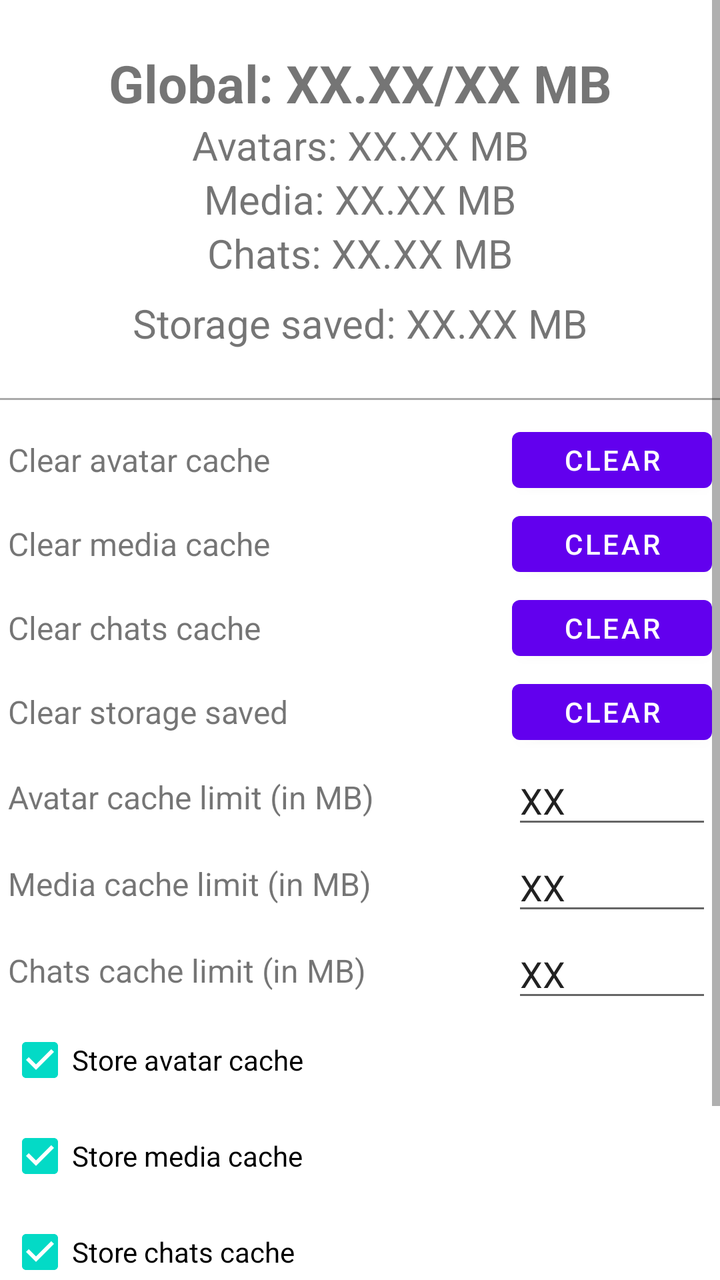
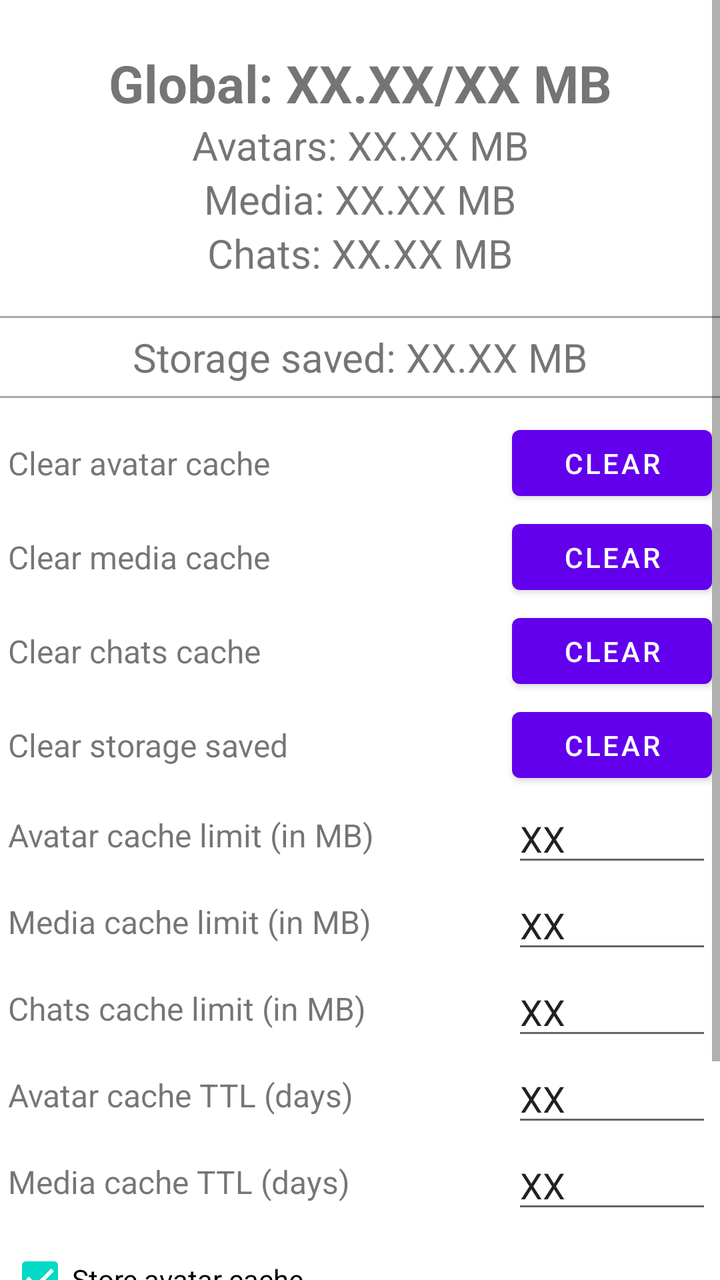

An Android layout rendered at two revisions. The XML below is the earlier revision; the diff shows what the commit changed to produce the second picture.
<!-- AndroidManifest.xml: fallback theme Theme.MaterialComponents.DayNight.NoActionBar -->
<!-- res/layout/cache_settings.xml -->
<?xml version="1.0" encoding="utf-8"?>
<ScrollView xmlns:android="http://schemas.android.com/apk/res/android"
              android:orientation="vertical"
              android:layout_width="match_parent"
              android:layout_height="match_parent">

    <LinearLayout
        android:orientation="vertical"
        android:layout_width="match_parent"
        android:layout_height="match_parent">
        <TextView
            android:layout_width="match_parent"
            android:layout_height="wrap_content"
            android:gravity="center_horizontal"
            android:text="Global: XX.XX/XX MB"
            android:textSize="26dp"
            android:textStyle="bold"
            android:layout_marginTop="24dp"/>
        <TextView
            android:layout_width="match_parent"
            android:layout_height="wrap_content"
            android:gravity="center_horizontal"
            android:text="Avatars: XX.XX MB"
            android:textSize="20dp"/>
        <TextView
            android:layout_width="match_parent"
            android:layout_height="wrap_content"
            android:gravity="center_horizontal"
            android:text="Media: XX.XX MB"
            android:textSize="20dp"/>
        <TextView
            android:layout_width="match_parent"
            android:layout_height="wrap_content"
            android:gravity="center_horizontal"
            android:text="Chats: XX.XX MB"
            android:textSize="20dp"
            android:layout_marginBottom="8dp"/>
        <TextView
            android:layout_width="match_parent"
            android:layout_height="wrap_content"
            android:gravity="center_horizontal"
            android:text="Storage saved: XX.XX MB"
            android:textSize="20dp"
            android:layout_marginBottom="24dp"/>

        <View
            android:layout_width="match_parent"
            android:layout_height="1dp"
            android:background="@android:color/darker_gray"
            android:layout_marginBottom="6dp"/>

        <LinearLayout
            android:orientation="vertical"
            android:layout_margin="4dp"
            android:layout_width="match_parent"
            android:layout_height="match_parent">
            <LinearLayout
                android:layout_width="match_parent"
                android:layout_height="wrap_content"
                android:gravity="center">
                <TextView
                    android:layout_width="0dp"
                    android:layout_height="wrap_content"
                    android:layout_weight="1"
                    android:text="Clear avatar cache"
                    android:textSize="16dp"/>
                <Button
                    android:id="@+id/cacheSettingsAvatarClear"
                    android:layout_width="100dp"
                    android:layout_height="40dp"
                    android:text="Clear"/>
            </LinearLayout>

            <LinearLayout
                android:layout_width="match_parent"
                android:layout_height="wrap_content"
                android:layout_marginTop="2dp"
                android:gravity="center">
                <TextView
                    android:layout_width="0dp"
                    android:layout_height="wrap_content"
                    android:layout_weight="1"
                    android:text="Clear media cache"
                    android:textSize="16dp"/>
                <Button
                    android:id="@+id/cacheSettingsMediaClear"
                    android:layout_width="100dp"
                    android:layout_height="40dp"
                    android:text="Clear"/>
            </LinearLayout>

            <LinearLayout
                android:layout_width="match_parent"
                android:layout_height="wrap_content"
                android:layout_marginTop="2dp"
                android:gravity="center">
                <TextView
                    android:layout_width="0dp"
                    android:layout_height="wrap_content"
                    android:layout_weight="1"
                    android:text="Clear chats cache"
                    android:textSize="16dp"/>
                <Button
                    android:id="@+id/cacheSettingsChatsClear"
                    android:layout_width="100dp"
                    android:layout_height="40dp"
                    android:text="Clear"/>
            </LinearLayout>

            <LinearLayout
                android:layout_width="match_parent"
                android:layout_height="wrap_content"
                android:layout_marginTop="2dp"
                android:gravity="center">
                <TextView
                    android:layout_width="0dp"
                    android:layout_height="wrap_content"
                    android:layout_weight="1"
                    android:text="Clear storage saved"
                    android:textSize="16dp"/>
                <Button
                    android:id="@+id/cacheSettingsStorageSavedClear"
                    android:layout_width="100dp"
                    android:layout_height="40dp"
                    android:text="Clear"/>
            </LinearLayout>

            <LinearLayout
                android:layout_width="match_parent"
                android:layout_height="wrap_content"
                android:layout_marginTop="2dp"
                android:gravity="center">
                <TextView
                    android:layout_width="0dp"
                    android:layout_height="wrap_content"
                    android:layout_weight="1"
                    android:text="Avatar cache limit (in MB)"
                    android:textSize="16dp"/>
                <EditText
                    android:id="@+id/cacheSettingsAvatarEditText"
                    android:layout_width="100dp"
                    android:layout_height="wrap_content"
                    android:text="XX"/>
            </LinearLayout>

            <LinearLayout
                android:layout_width="match_parent"
                android:layout_height="wrap_content"
                android:layout_marginTop="2dp"
                android:gravity="center">
                <TextView
                    android:layout_width="0dp"
                    android:layout_height="wrap_content"
                    android:layout_weight="1"
                    android:text="Media cache limit (in MB)"
                    android:textSize="16dp"/>
                <EditText
                    android:id="@+id/cacheSettingsMediaEditText"
                    android:layout_width="100dp"
                    android:layout_height="wrap_content"
                    android:text="XX"/>
            </LinearLayout>

            <LinearLayout
                android:layout_width="match_parent"
                android:layout_height="wrap_content"
                android:layout_marginTop="2dp"
                android:gravity="center">
                <TextView
                    android:layout_width="0dp"
                    android:layout_height="wrap_content"
                    android:layout_weight="1"
                    android:text="Chats cache limit (in MB)"
                    android:textSize="16dp"/>
                <EditText
                    android:id="@+id/cacheSettingsChatsEditText"
                    android:layout_width="100dp"
                    android:layout_height="wrap_content"
                    android:text="XX"/>
            </LinearLayout>

            <CheckBox
                android:id="@+id/cacheSettingsAvatarStoreCheckBox"
                android:layout_width="match_parent"
                android:layout_height="wrap_content"
                android:text="Store avatar cache"
                android:checked="true"/>
            <CheckBox
                android:id="@+id/cacheSettingsMediaStoreCheckBox"
                android:layout_width="match_parent"
                android:layout_height="wrap_content"
                android:text="Store media cache"
                android:checked="true"/>
            <CheckBox
                android:id="@+id/cacheSettingsChatsStoreCheckBox"
                android:layout_width="match_parent"
                android:layout_height="wrap_content"
                android:text="Store chats cache"
                android:checked="true"/>

            <LinearLayout
                android:layout_width="match_parent"
                android:layout_height="wrap_content"
                android:layout_marginTop="2dp"
                android:gravity="center">
                <TextView
                    android:layout_width="0dp"
                    android:layout_height="wrap_content"
                    android:layout_weight="1"
                    android:text="Avatar cache TTL (days)"
                    android:textSize="16dp"/>
                <EditText
                    android:id="@+id/cacheSettingsAvatarTTLEditText"
                    android:layout_width="100dp"
                    android:layout_height="wrap_content"
                    android:text="XX"/>
            </LinearLayout>

            <LinearLayout
                android:layout_width="match_parent"
                android:layout_height="wrap_content"
                android:layout_marginTop="2dp"
                android:gravity="center">
                <TextView
                    android:layout_width="0dp"
                    android:layout_height="wrap_content"
                    android:layout_weight="1"
                    android:text="Media cache TTL (days)"
                    android:textSize="16dp"/>
                <EditText
                    android:id="@+id/cacheSettingsMediaTTLEditText"
                    android:layout_width="100dp"
                    android:layout_height="wrap_content"
                    android:text="XX"/>
            </LinearLayout>
        </LinearLayout>
    </LinearLayout>

</ScrollView>
<!-- resources referenced by this layout -->
<resources>

</resources>

<!-- the commit's change to res/layout/cache_settings.xml (unified diff, before → after) -->
@@ -9,6 +9,7 @@
         android:layout_width="match_parent"
         android:layout_height="match_parent">
         <TextView
+            android:id="@+id/cacheSettingsGlobalText"
             android:layout_width="match_parent"
             android:layout_height="wrap_content"
             android:gravity="center_horizontal"
@@ -17,31 +18,27 @@
             android:textStyle="bold"
             android:layout_marginTop="24dp"/>
         <TextView
+            android:id="@+id/cacheSettingsAvatarsText"
             android:layout_width="match_parent"
             android:layout_height="wrap_content"
             android:gravity="center_horizontal"
             android:text="Avatars: XX.XX MB"
             android:textSize="20dp"/>
         <TextView
+            android:id="@+id/cacheSettingsMediaText"
             android:layout_width="match_parent"
             android:layout_height="wrap_content"
             android:gravity="center_horizontal"
             android:text="Media: XX.XX MB"
             android:textSize="20dp"/>
         <TextView
+            android:id="@+id/cacheSettingsChatsText"
             android:layout_width="match_parent"
             android:layout_height="wrap_content"
             android:gravity="center_horizontal"
             android:text="Chats: XX.XX MB"
             android:textSize="20dp"
-            android:layout_marginBottom="8dp"/>
-        <TextView
-            android:layout_width="match_parent"
-            android:layout_height="wrap_content"
-            android:gravity="center_horizontal"
-            android:text="Storage saved: XX.XX MB"
-            android:textSize="20dp"
-            android:layout_marginBottom="24dp"/>
+            android:layout_marginBottom="18dp"/>
 
         <View
             android:layout_width="match_parent"
@@ -49,6 +46,21 @@
             android:background="@android:color/darker_gray"
             android:layout_marginBottom="6dp"/>
 
+        <TextView
+            android:id="@+id/cacheSettingsStorageText"
+            android:layout_width="match_parent"
+            android:layout_height="wrap_content"
+            android:gravity="center_horizontal"
+            android:text="Storage saved: XX.XX MB"
+            android:textSize="20dp"
+            android:layout_marginBottom="6dp"/>
+
+        <View
+            android:layout_width="match_parent"
+            android:layout_height="1dp"
+            android:background="@android:color/darker_gray"
+            android:layout_marginBottom="6dp"/>
+
         <LinearLayout
             android:orientation="vertical"
             android:layout_margin="4dp"
@@ -67,7 +79,7 @@
                 <Button
                     android:id="@+id/cacheSettingsAvatarClear"
                     android:layout_width="100dp"
-                    android:layout_height="40dp"
+                    android:layout_height="45dp"
                     android:text="Clear"/>
             </LinearLayout>
 
@@ -85,7 +97,7 @@
                 <Button
                     android:id="@+id/cacheSettingsMediaClear"
                     android:layout_width="100dp"
-                    android:layout_height="40dp"
+                    android:layout_height="45dp"
                     android:text="Clear"/>
             </LinearLayout>
 
@@ -103,7 +115,7 @@
                 <Button
                     android:id="@+id/cacheSettingsChatsClear"
                     android:layout_width="100dp"
-                    android:layout_height="40dp"
+                    android:layout_height="45dp"
                     android:text="Clear"/>
             </LinearLayout>
 
@@ -121,7 +133,7 @@
                 <Button
                     android:id="@+id/cacheSettingsStorageSavedClear"
                     android:layout_width="100dp"
-                    android:layout_height="40dp"
+                    android:layout_height="45dp"
                     android:text="Clear"/>
             </LinearLayout>
 
@@ -174,6 +186,42 @@
                     android:textSize="16dp"/>
                 <EditText
                     android:id="@+id/cacheSettingsChatsEditText"
+                    android:layout_width="100dp"
+                    android:layout_height="wrap_content"
+                    android:text="XX"/>
+            </LinearLayout>
+
+            <LinearLayout
+                android:layout_width="match_parent"
+                android:layout_height="wrap_content"
+                android:layout_marginTop="2dp"
+                android:gravity="center">
+                <TextView
+                    android:layout_width="0dp"
+                    android:layout_height="wrap_content"
+                    android:layout_weight="1"
+                    android:text="Avatar cache TTL (days)"
+                    android:textSize="16dp"/>
+                <EditText
+                    android:id="@+id/cacheSettingsAvatarTTLEditText"
+                    android:layout_width="100dp"
+                    android:layout_height="wrap_content"
+                    android:text="XX"/>
+            </LinearLayout>
+
+            <LinearLayout
+                android:layout_width="match_parent"
+                android:layout_height="wrap_content"
+                android:layout_marginTop="2dp"
+                android:gravity="center">
+                <TextView
+                    android:layout_width="0dp"
+                    android:layout_height="wrap_content"
+                    android:layout_weight="1"
+                    android:text="Media cache TTL (days)"
+                    android:textSize="16dp"/>
+                <EditText
+                    android:id="@+id/cacheSettingsMediaTTLEditText"
                     android:layout_width="100dp"
                     android:layout_height="wrap_content"
                     android:text="XX"/>
@@ -184,55 +232,22 @@
                 android:layout_width="match_parent"
                 android:layout_height="wrap_content"
                 android:text="Store avatar cache"
-                android:checked="true"/>
+                android:checked="true"
+                android:layout_marginTop="4dp"/>
             <CheckBox
                 android:id="@+id/cacheSettingsMediaStoreCheckBox"
                 android:layout_width="match_parent"
                 android:layout_height="wrap_content"
                 android:text="Store media cache"
-                android:checked="true"/>
+                android:checked="true"
+                android:layout_marginTop="4dp"/>
             <CheckBox
                 android:id="@+id/cacheSettingsChatsStoreCheckBox"
                 android:layout_width="match_parent"
                 android:layout_height="wrap_content"
                 android:text="Store chats cache"
-                android:checked="true"/>
-
-            <LinearLayout
-                android:layout_width="match_parent"
-                android:layout_height="wrap_content"
-                android:layout_marginTop="2dp"
-                android:gravity="center">
-                <TextView
-                    android:layout_width="0dp"
-                    android:layout_height="wrap_content"
-                    android:layout_weight="1"
-                    android:text="Avatar cache TTL (days)"
-                    android:textSize="16dp"/>
-                <EditText
-                    android:id="@+id/cacheSettingsAvatarTTLEditText"
-                    android:layout_width="100dp"
-                    android:layout_height="wrap_content"
-                    android:text="XX"/>
-            </LinearLayout>
-
-            <LinearLayout
-                android:layout_width="match_parent"
-                android:layout_height="wrap_content"
-                android:layout_marginTop="2dp"
-                android:gravity="center">
-                <TextView
-                    android:layout_width="0dp"
-                    android:layout_height="wrap_content"
-                    android:layout_weight="1"
-                    android:text="Media cache TTL (days)"
-                    android:textSize="16dp"/>
-                <EditText
-                    android:id="@+id/cacheSettingsMediaTTLEditText"
-                    android:layout_width="100dp"
-                    android:layout_height="wrap_content"
-                    android:text="XX"/>
-            </LinearLayout>
+                android:checked="true"
+                android:layout_marginTop="4dp"/>
         </LinearLayout>
     </LinearLayout>
 
